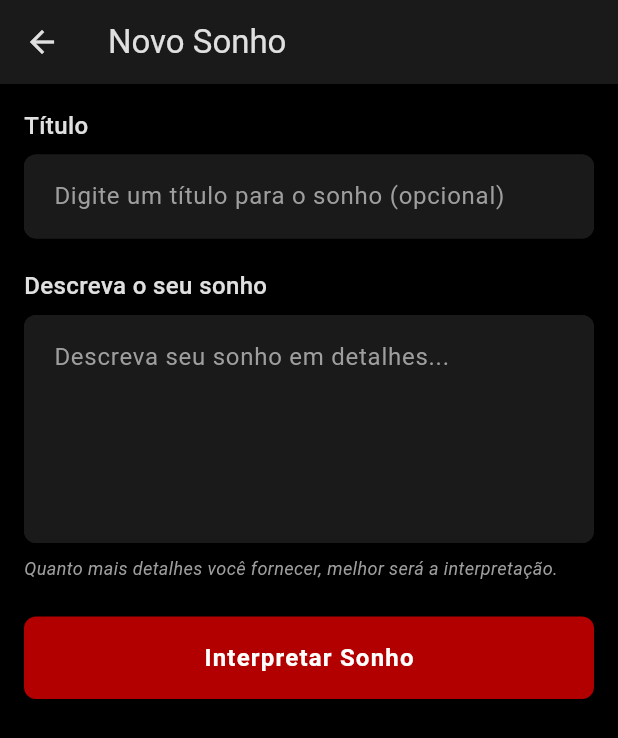
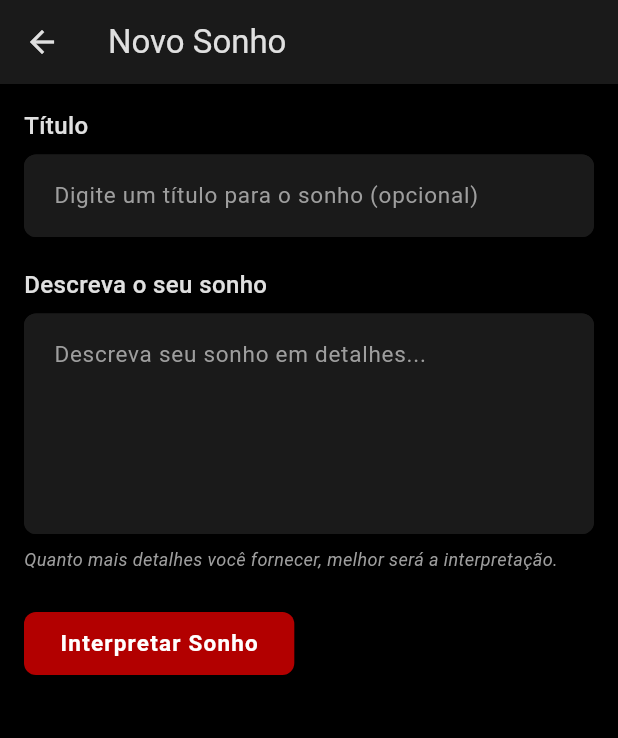
Before and after one commit to augustocesarperin/Dream_journal, a Flutter app: the screen it shows after launch, after a tap on "Adicionar Sonho", on a phone screen of 412 x 824 dp. Shown: the top 738 px of the screen. Run offline on Flutter 3.47's test engine with Material 3 defaults, Android fonts, the phone set to English and light mode, and no system bars; our stand-ins replace flutter_dotenv, shared_preferences.

Commit message:
Ready the unconscious for marketplace inspection

```diff
--- a/lib/app_tema.dart
+++ b/lib/app_tema.dart
@@ -3,7 +3,7 @@ import 'package:flutter/material.dart';
 // Tema visual do aplicativo, inspirado em estética noir e tons escuros
 // Centraliza as cores e estilos usados em todo o app
 class AppTema {
-  // Paleta de cores principal
+
   static const Color corPrimaria = Color(0xFF1A1A1A);
   static const Color corSecundaria = Color(0xFFB20000); // vermelho escuro
   static const Color corFundo = Color(0xFF000000);
@@ -14,7 +14,7 @@ class AppTema {
 
   // TODO: adicionar variações da paleta para diferentes níveis de contraste
 
-  // Retorna o tema configurado para o app
+
   static ThemeData obterTema() {
     // Usa o esquema escuro como base
     return ThemeData(
@@ -39,34 +39,34 @@ class AppTema {
         displayLarge: TextStyle(
           color: corTexto,
           fontWeight: FontWeight.bold,
-          fontSize: 28,
+          fontSize: 26,
           letterSpacing: 1.2,
         ),
         displayMedium: TextStyle(
           color: corTexto,
           fontWeight: FontWeight.bold,
-          fontSize: 24,
+          fontSize: 22,
           letterSpacing: 1.1,
         ),
         displaySmall: TextStyle(
           color: corTexto,
           fontWeight: FontWeight.bold,
-          fontSize: 20,
+          fontSize: 18,
           letterSpacing: 1.0,
         ),
         bodyLarge: TextStyle(
           color: corTexto,
-          fontSize: 16,
+          fontSize: 15,
           letterSpacing: 0.5,
         ),
         bodyMedium: TextStyle(
           color: corTexto,
-          fontSize: 14,
+          fontSize: 13,
           letterSpacing: 0.25,
         ),
         bodySmall: TextStyle(
           color: corTextoDimmed,
-          fontSize: 12,
+          fontSize: 11,
           letterSpacing: 0.4,
         ),
       ),
@@ -84,7 +84,7 @@ class AppTema {
         ),
         hintStyle: const TextStyle(color: corTextoDimmed),
       ),
-      // Botões elevados
+
       elevatedButtonTheme: ElevatedButtonThemeData(
         style: ElevatedButton.styleFrom(
           backgroundColor: corSecundaria,
@@ -95,7 +95,7 @@ class AppTema {
           ),
         ),
       ),
-      // Estilo dos cards
+
       cardTheme: CardTheme(
         color: corPrimaria,
         elevation: 4,
@@ -103,11 +103,15 @@ class AppTema {
           borderRadius: BorderRadius.circular(12),
         ),
       ),
-      // Divisores
+
       dividerTheme: const DividerThemeData(
         color: corAcento,
         thickness: 1,
       ),
+
+      // Cores para feedback de toque (InkWell)
+      splashColor: AppTema.corSecundaria.withOpacity(0.1),
+      highlightColor: AppTema.corSecundaria.withOpacity(0.05),
     );
   }
 }
--- a/lib/componentes/botao_lynchiano.dart
+++ b/lib/componentes/botao_lynchiano.dart
@@ -1,55 +1,63 @@
 import 'package:flutter/material.dart';
 import '../app_tema.dart';
 
-// Widget personalizado para o botão com estilo visual do tema
-// Suporta estado de carregamento e variante outline
 class BotaoLynchiano extends StatelessWidget {
   final String texto;
-  final VoidCallback aoClicar;
+  final VoidCallback? aoClicar;
   final bool isLoading;
+  final bool isEnabled;
   final bool isOutlined;
-  // TODO: adicionar suporte a ícones nos botões
+  final EdgeInsetsGeometry? padding;
 
   const BotaoLynchiano({
     Key? key,
     required this.texto,
     required this.aoClicar,
     this.isLoading = false,
+    this.isEnabled = true,
     this.isOutlined = false,
+    this.padding,
   }) : super(key: key);
 
   @override
   Widget build(BuildContext context) {
-    // Botão de largura completa
-    return SizedBox(
-      width: double.infinity,
-      child: ElevatedButton(
-        onPressed: isLoading ? null : aoClicar,
-        style: isOutlined
-            ? ElevatedButton.styleFrom(
-                backgroundColor: Colors.transparent,
-                foregroundColor: AppTema.corSecundaria,
-                side: const BorderSide(color: AppTema.corSecundaria, width: 2),
-              )
-            : null, // usa o estilo padrão do tema
-        child: isLoading
-            ? const SizedBox(
-                height: 20,
-                width: 20,
-                child: CircularProgressIndicator(
-                  strokeWidth: 2,
-                  color: Colors.white, // cor fixa, talvez melhorar depois
-                ),
-              )
-            : Text(
-                texto,
-                style: const TextStyle(
-                  fontSize: 16,
-                  fontWeight: FontWeight.bold,
-                  letterSpacing: 0.8,
-                ),
+    final bool effectivelyEnabled = isEnabled && !isLoading;
+
+    final baseStyle = ElevatedButton.styleFrom(
+      backgroundColor: isOutlined ? Colors.transparent : AppTema.corSecundaria,
+      foregroundColor: isOutlined ? AppTema.corSecundaria : Colors.white,
+      side: isOutlined ? const BorderSide(color: AppTema.corSecundaria, width: 1.5) : null,
+      padding: padding ?? const EdgeInsets.symmetric(vertical: 12, horizontal: 24),
+      shape: RoundedRectangleBorder(
+        borderRadius: BorderRadius.circular(8),
+      ),
+      textStyle: const TextStyle(
+        fontSize: 15,
+        fontWeight: FontWeight.bold,
+        letterSpacing: 0.8,
+      ),
+      elevation: effectivelyEnabled ? 2 : 0,
+    );
+
+    final disabledStyle = baseStyle.copyWith(
+      backgroundColor: MaterialStateProperty.all(AppTema.corPrimaria.withOpacity(0.5)),
+      foregroundColor: MaterialStateProperty.all(AppTema.corTextoDimmed.withOpacity(0.7)),
+      side: isOutlined ? MaterialStateProperty.all(BorderSide(color: AppTema.corTextoDimmed.withOpacity(0.5), width: 1.5)) : null,
+    );
+
+    return ElevatedButton(
+      onPressed: effectivelyEnabled ? aoClicar : null,
+      style: effectivelyEnabled ? baseStyle : disabledStyle,
+      child: isLoading
+          ? SizedBox(
+              height: 18,
+              width: 18,
+              child: CircularProgressIndicator(
+                strokeWidth: 2.5,
+                color: isOutlined ? AppTema.corSecundaria : Colors.white.withOpacity(0.8),
               ),
-      ),
+            )
+          : Text(texto),
     );
   }
 }
--- a/lib/modelos/sonho.dart
+++ b/lib/modelos/sonho.dart
@@ -13,7 +13,6 @@ class Sonho {
     required this.dataCriacao,
   });
 
-  // Adiciona o método copyWith para criar uma cópia modificada
   Sonho copyWith({
     String? id,
     String? titulo,
--- a/lib/telas/tela_entrada_sonho.dart
+++ b/lib/telas/tela_entrada_sonho.dart
@@ -18,6 +18,7 @@ class _TelaEntradaSonhoState extends State<TelaEntradaSonho> {
   final _formKey = GlobalKey<FormState>();
   final _tituloController = TextEditingController();
   final _descricaoController = TextEditingController();
+  final _scrollController = ScrollController();
 
   bool _isLoading = false;
   String? _interpretacao;
@@ -28,13 +29,28 @@ class _TelaEntradaSonhoState extends State<TelaEntradaSonho> {
   void dispose() {
     _tituloController.dispose();
     _descricaoController.dispose();
+    _scrollController.dispose();
     super.dispose();
+  }
+
+  void _scrollToBottom() {
+    WidgetsBinding.instance.addPostFrameCallback((_) {
+      if (_scrollController.hasClients) {
+        _scrollController.animateTo(
+          _scrollController.position.maxScrollExtent,
+          duration: const Duration(milliseconds: 300),
+          curve: Curves.easeOut,
+        );
+      }
+    });
   }
 
   Future<void> _gerarInterpretacao() async {
     if (_formKey.currentState?.validate() != true) {
       return;
     }
+
+    FocusScope.of(context).unfocus();
 
     setState(() {
       _isLoading = true;
@@ -46,21 +62,11 @@ class _TelaEntradaSonhoState extends State<TelaEntradaSonho> {
     try {
       debugPrint('Iniciando interpretação do sonho...');
 
-      // Mostrar feedback visual para o usuário
-      if (mounted) {
-        ScaffoldMessenger.of(context).showSnackBar(
-          const SnackBar(
-            content: Text('Interpretando seu sonho... Isso pode levar alguns segundos.'),
-            duration: Duration(seconds: 2),
-          ),
-        );
-      }
-
       final apiService = Provider.of<ServicoApiCloudflare>(context, listen: false);
       final interpretacao = await apiService.obterInterpretacao(_descricaoController.text);
       debugPrint('Interpretação recebida: $interpretacao');
 
-      // Verificar se a interpretação contém uma mensagem de erro ou indisponibilidade
+
       if (interpretacao.contains('temporariamente indisponível') ||
           interpretacao.contains('enfrentando dificuldades') ||
           interpretacao.contains('As cortinas vermelhas se fecharam temporariamente') ||
@@ -90,17 +96,24 @@ class _TelaEntradaSonhoState extends State<TelaEntradaSonho> {
         return;
       }
 
+      FocusScope.of(context).unfocus();
+
       setState(() {
         _interpretacao = interpretacao;
         _interpretacaoGerada = true;
         _isLoading = false;
       });
+
+      _scrollToBottom();
+
     } catch (e) {
       debugPrint('Erro ao gerar interpretação: $e');
 
       final mensagemErro = e.toString().contains('Exception:')
           ? e.toString().split('Exception: ').last
           : e.toString();
+
+      FocusScope.of(context).unfocus();
 
       setState(() {
         _erro = mensagemErro;
@@ -138,16 +151,14 @@ class _TelaEntradaSonhoState extends State<TelaEntradaSonho> {
       debugPrint('Salvando sonho...');
       final apiService = Provider.of<ServicoApiCloudflare>(context, listen: false);
 
-      // Cria um objeto Sonho com os dados do formulário
       final novoSonho = Sonho(
-        id: Uuid().v4(),  // ID vazio para novo sonho
-        titulo: _tituloController.text,
+        id: Uuid().v4(),
+        titulo: _tituloController.text.isEmpty ? "Sonho sem título" : _tituloController.text,
         descricao: _descricaoController.text,
         interpretacao: _interpretacao ?? '',
         dataCriacao: DateTime.now(),
       );
 
-      // Chama o método atualizado
       final resultado = await apiService.salvarSonho(novoSonho);
 
       setState(() {
@@ -193,6 +204,7 @@ class _TelaEntradaSonhoState extends State<TelaEntradaSonho> {
         backgroundColor: AppTema.corPrimaria,
       ),
       body: SingleChildScrollView(
+        controller: _scrollController,
         child: Padding(
           padding: const EdgeInsets.all(16),
           child: Form(
@@ -205,7 +217,6 @@ class _TelaEntradaSonhoState extends State<TelaEntradaSonho> {
                   dica: 'Digite um título para o sonho (opcional)',
                   controlador: _tituloController,
                   validador: (value) {
-                    // Campo não obrigatório
                     return null;
                   },
                 ),
@@ -238,6 +249,7 @@ class _TelaEntradaSonhoState extends State<TelaEntradaSonho> {
                 BotaoLynchiano(
                   texto: 'Interpretar Sonho',
                   aoClicar: _gerarInterpretacao,
+                  isEnabled: !(_isLoading && _interpretacaoGerada),
                   isLoading: _isLoading && !_interpretacaoGerada,
                 ),
                 if (_isLoading && !_interpretacaoGerada) ...[
@@ -245,9 +257,6 @@ class _TelaEntradaSonhoState extends State<TelaEntradaSonho> {
                   const Center(
                     child: Column(
                       children: [
-                        CircularProgressIndicator(
-                          color: AppTema.corSecundaria,
-                        ),
                         SizedBox(height: 12),
                         Text(
                           'Aguarde enquanto a cortina vermelha se abre',
@@ -319,11 +328,11 @@ class _TelaEntradaSonhoState extends State<TelaEntradaSonho> {
                   Container(
                     padding: const EdgeInsets.all(16),
                     decoration: BoxDecoration(
-                      color: AppTema.corPrimaria,
+                      color: AppTema.corAcento.withOpacity(0.1),
                       borderRadius: BorderRadius.circular(8),
                       border: Border.all(color: AppTema.corAcento),
                     ),
-                    constraints: const BoxConstraints(maxHeight: 200),
+                    constraints: const BoxConstraints(maxHeight: 300),
                     child: SingleChildScrollView(
                       child: Text(
                         _interpretacao!,
@@ -340,6 +349,7 @@ class _TelaEntradaSonhoState extends State<TelaEntradaSonho> {
                   BotaoLynchiano(
                     texto: 'Salvar Sonho',
                     aoClicar: _salvarSonho,
+                    isEnabled: _interpretacao != null,
                     isLoading: _isLoading && _interpretacaoGerada,
                   ),
                 ],
--- a/lib/telas/tela_lista_sonhos.dart
+++ b/lib/telas/tela_lista_sonhos.dart
@@ -165,16 +165,29 @@ class _TelaListaSonhosState extends State<TelaListaSonhos> {
         child: const Icon(Icons.add),
       ),
       bottomNavigationBar: Container(
-        height: 40,
+        height: 55,
         color: AppTema.corPrimaria.withOpacity(0.1),
         child: const Center(
-          child: Text(
-            '\u00A9 2025 Augusto César Perin',
-            style: TextStyle(
-              color: AppTema.corTextoDimmed,
-              fontSize: 12,
-              fontStyle: FontStyle.italic,
-            ),
+          child: Column(
+            mainAxisAlignment: MainAxisAlignment.center,
+            children: [
+              Text(
+                '\u00A9 Abstratus Labs',
+                style: TextStyle(
+                  color: AppTema.corTextoDimmed,
+                  fontSize: 12,
+                  fontStyle: FontStyle.italic,
+                ),
+              ),
+              SizedBox(height: 2),
+              Text(
+                'augustocesarperin@abstratuslabs.com',
+                style: TextStyle(
+                  color: AppTema.corTextoDimmed,
+                  fontSize: 10,
+                ),
+              ),
+            ],
           ),
         ),
       ),
```
Also changed, not shown: lib/componentes/cartao_sonho.dart (+7 -13 lines), lib/main.dart (+6 -9 lines), lib/telas/tela_detalhes_sonho.dart (+0 -12 lines), pubspec.lock, 10 other files.
